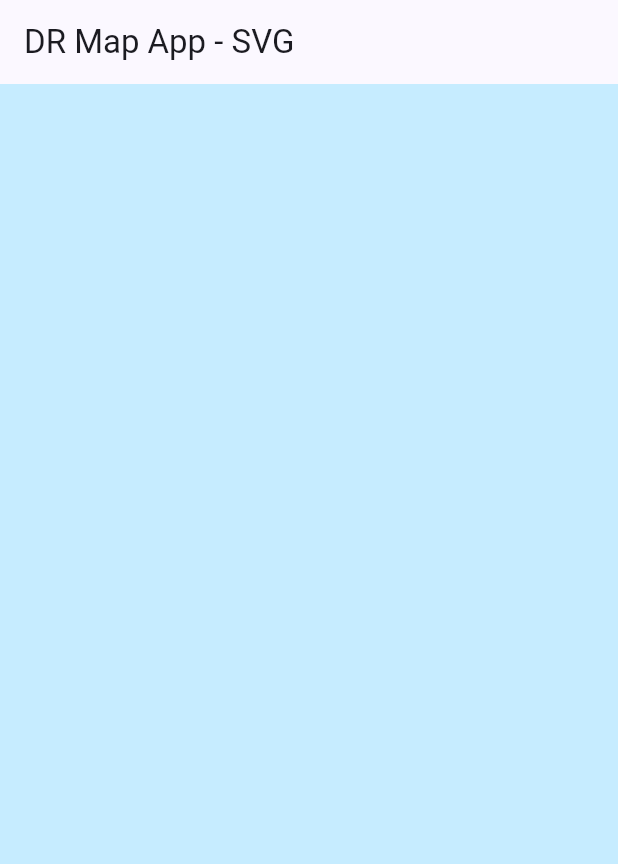
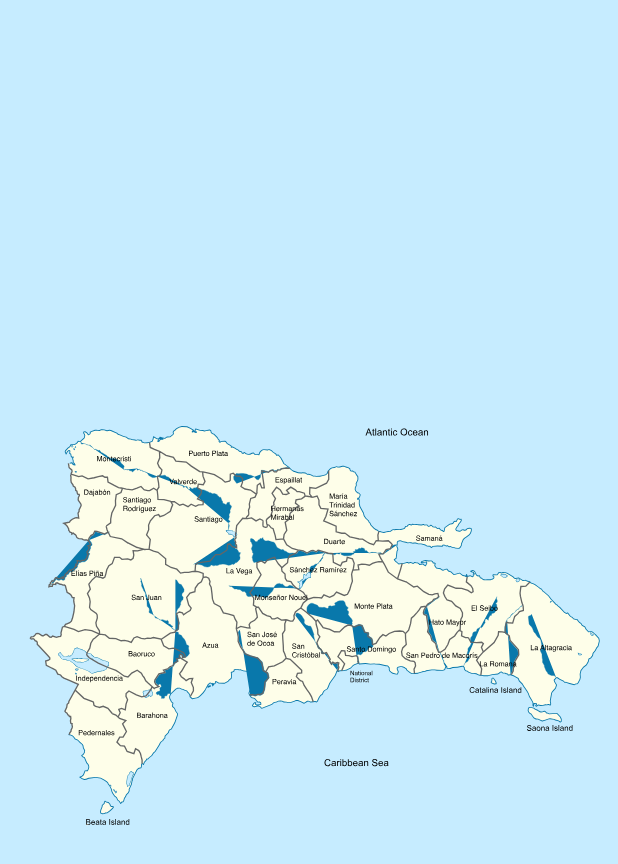
Before and after one commit to ignis-victorious/dr_one, a Flutter app: the screen it shows after launch, on a phone screen of 412 x 824 dp. Shown: the top 864 px of the screen. Run offline on Flutter 3.47's test engine with Material 3 defaults, Android fonts, the phone set to English and light mode, and no system bars; our stand-ins replace flutter_riverpod, flutter_svg, riverpod_annotation; generated files the repository leaves out were written again.

```diff
--- a/lib/pages/dr_map.dart
+++ b/lib/pages/dr_map.dart
@@ -1,7 +1,7 @@
 //  ________________________
 //  Import LIBRARIES
 import 'package:flutter/material.dart';
-import 'package:flutter_svg/svg.dart';
+// import 'package:flutter_svg/svg.dart';
 //  Import FILES
 import '../widgets/drmap.dart';
 //  PARTS
@@ -15,13 +15,8 @@ class DRMapApp extends StatelessWidget {
   Widget build(BuildContext context) {
     return Scaffold(
       backgroundColor: Color(0xFFC6ECFF),
-      appBar: AppBar(title: const Text('DR Map App - SVG')),
-      body: Stack(
-        children: <Widget>[
-          DRMap(),
-          // SvgPicture.asset('./assets/svgs/map_assets/baserd.svg'),
-        ],
-      ),
+      // appBar: AppBar(title: const Text('DR Map App - SVG')),
+      body: Stack(children: <Widget>[DRMap()]),
       // Center(child: SvgPicture.asset('./assets/svgs/rd.svg')),
     );
   }
--- a/lib/widgets/drmap.dart
+++ b/lib/widgets/drmap.dart
@@ -2,16 +2,39 @@
 //  Import LIBRARIES
 import 'package:flutter/material.dart';
 import 'package:flutter_svg/svg.dart';
+import 'package:flutter_riverpod/flutter_riverpod.dart';
 //  Import FILES
+import '../providers/map_providers.dart';
+import 'package:dr_one/models/enums.dart';
 //  PARTS
 //  PROVIDERS
 //  ________________________
 
-class DRMap extends StatelessWidget {
+class DRMap extends ConsumerWidget {
   const DRMap({super.key});
 
   @override
-  Widget build(BuildContext context) {
-    return Container();
+  Widget build(BuildContext context, WidgetRef ref) {
+    final selectedMapAssets = ref.watch(selectedMapAssetsProvider);
+
+    return Stack(
+      children: <Widget>[
+        // const Text('Hello mum'),
+        SvgPicture.asset('./assets/svgs/map_assets/baserd.svg'),
+        SvgPicture.asset('./assets/svgs/provinces/islabeata.svg'),
+        SvgPicture.asset('./assets/svgs/provinces/islacatalina.svg'),
+        SvgPicture.asset('./assets/svgs/provinces/islasaona.svg'),
+
+        ...List.generate(selectedMapAssets.length, (index) {
+          final asset = selectedMapAssets[index];
+          final assetName =
+              asset == MapAssets.seas || asset == MapAssets.names
+                  ? '${asset.name}_en'
+                  : asset.name;
+
+          return SvgPicture.asset('./assets/svgs/map_assets/$assetName.svg');
+        }),
+      ],
+    );
   }
 }
```
Also changed, not shown: lib/models/enums.dart (added, +18 -0 lines), lib/providers/map_providers.dart (added, +31 -0 lines), lib/providers/map_providers.g.dart (added).
